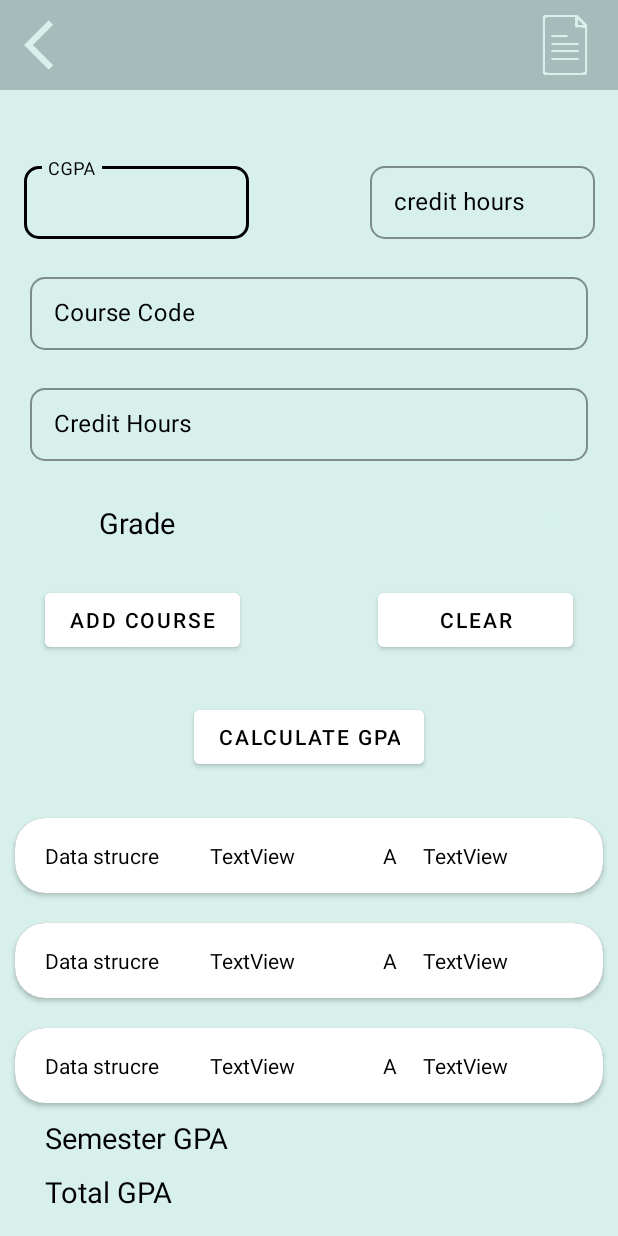
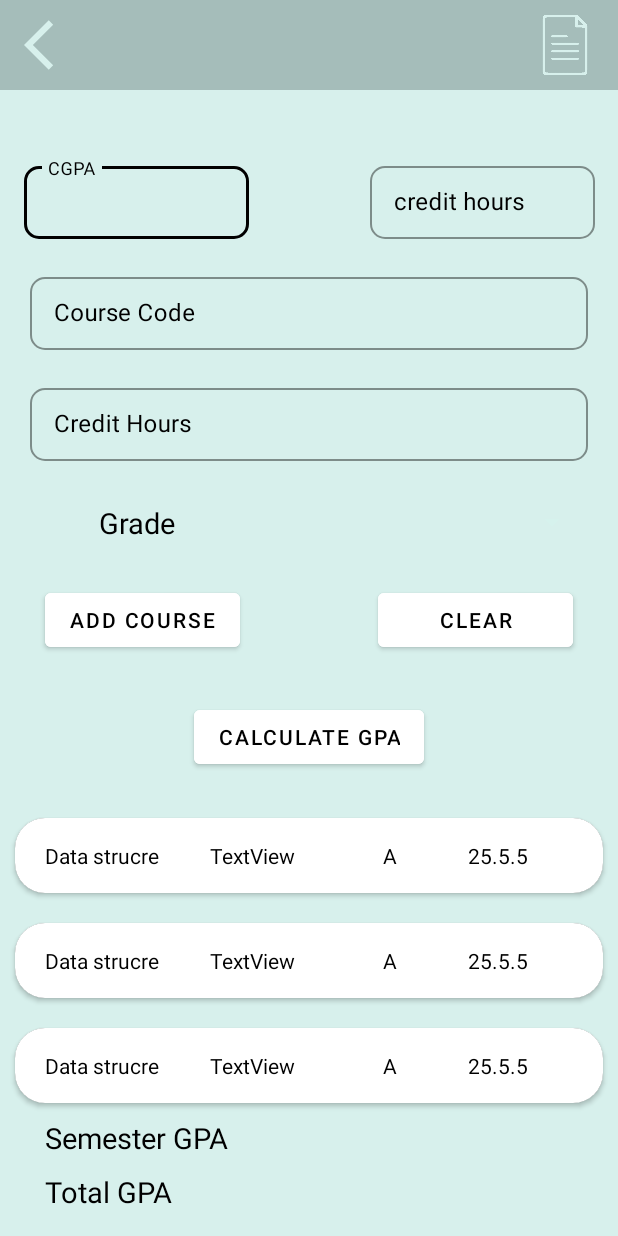
Before and after one commit to maryam2070/javaApp, an Android app: the layout activity_gpa_calculator.xml on its own in the app's theme, with its tools: preview values and no code run, on a phone screen of 412 x 824 dp. Run offline under Robolectric (Android 15) with nearby library versions, the phone set to English and light mode, and no system bars.

Commit message:
..........

```diff
--- a/app/src/main/res/layout/course_view.xml
+++ b/app/src/main/res/layout/course_view.xml
@@ -41,8 +41,8 @@
     <TextView android:layout_width="70dp"
         android:layout_height="wrap_content"
         android:textColor="@color/black"
-        android:text="TextView"
-        android:layout_marginEnd="50dp"
+        android:text="25.5.5"
+        android:layout_marginEnd="20dp"
         android:layout_gravity="center_vertical|end"
         android:id="@+id/View_Points"/>
 
```
